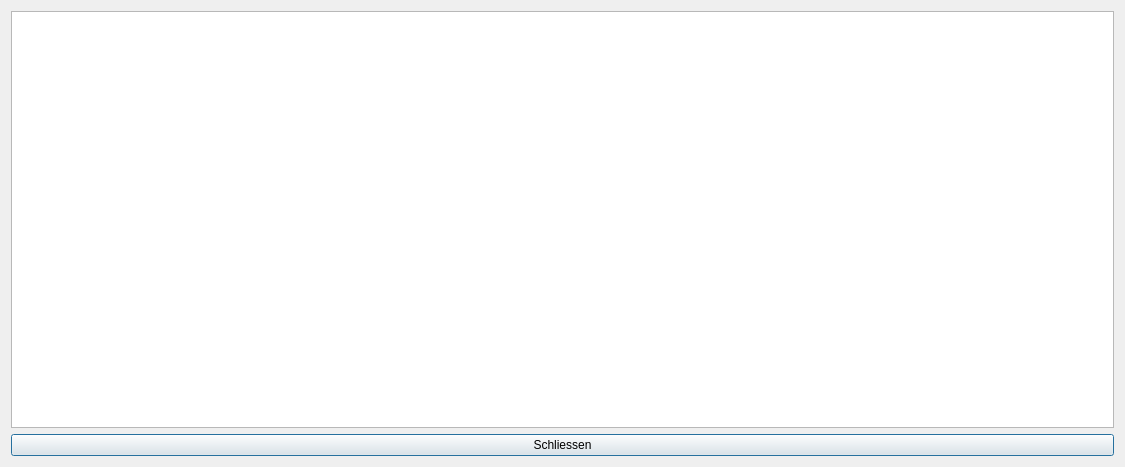
This is schrauberanzeigen.ui in a6min/tool-management-system as Qt 5 draws it before an edit. The edited form follows.
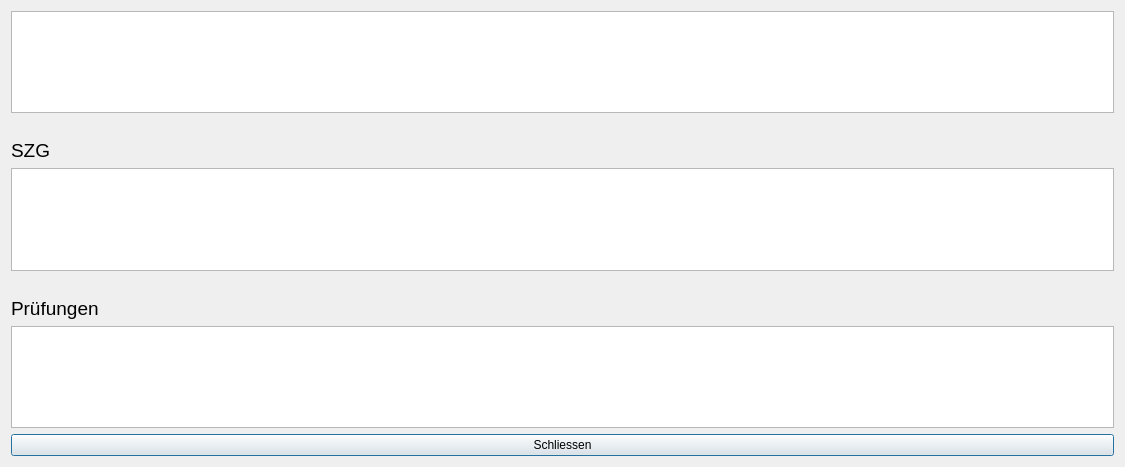
This is the edited form.

```diff
--- a/schrauberanzeigen.ui
+++ b/schrauberanzeigen.ui
@@ -14,15 +14,71 @@
    <string>Dialog</string>
   </property>
   <layout class="QGridLayout" name="gridLayout">
+   <item row="7" column="0">
+    <widget class="QPushButton" name="schliessen">
+     <property name="text">
+      <string>Schliessen</string>
+     </property>
+    </widget>
+   </item>
+   <item row="4" column="0">
+    <spacer name="horizontalSpacer_2">
+     <property name="orientation">
+      <enum>Qt::Horizontal</enum>
+     </property>
+     <property name="sizeHint" stdset="0">
+      <size>
+       <width>40</width>
+       <height>20</height>
+      </size>
+     </property>
+    </spacer>
+   </item>
+   <item row="2" column="0">
+    <widget class="QLabel" name="label">
+     <property name="font">
+      <font>
+       <pointsize>14</pointsize>
+      </font>
+     </property>
+     <property name="text">
+      <string>SZG</string>
+     </property>
+    </widget>
+   </item>
+   <item row="3" column="0">
+    <widget class="QTableView" name="szgTabelle"/>
+   </item>
+   <item row="5" column="0">
+    <widget class="QLabel" name="label_2">
+     <property name="font">
+      <font>
+       <pointsize>14</pointsize>
+      </font>
+     </property>
+     <property name="text">
+      <string>Prüfungen</string>
+     </property>
+    </widget>
+   </item>
    <item row="0" column="0">
     <widget class="QTableView" name="schrauberTable"/>
    </item>
    <item row="1" column="0">
-    <widget class="QPushButton" name="schliessen">
-     <property name="text">
-      <string>Schliessen</string>
+    <spacer name="horizontalSpacer">
+     <property name="orientation">
+      <enum>Qt::Horizontal</enum>
      </property>
-    </widget>
+     <property name="sizeHint" stdset="0">
+      <size>
+       <width>40</width>
+       <height>20</height>
+      </size>
+     </property>
+    </spacer>
+   </item>
+   <item row="6" column="0">
+    <widget class="QTableView" name="pruefTabelle"/>
    </item>
   </layout>
  </widget>
```
